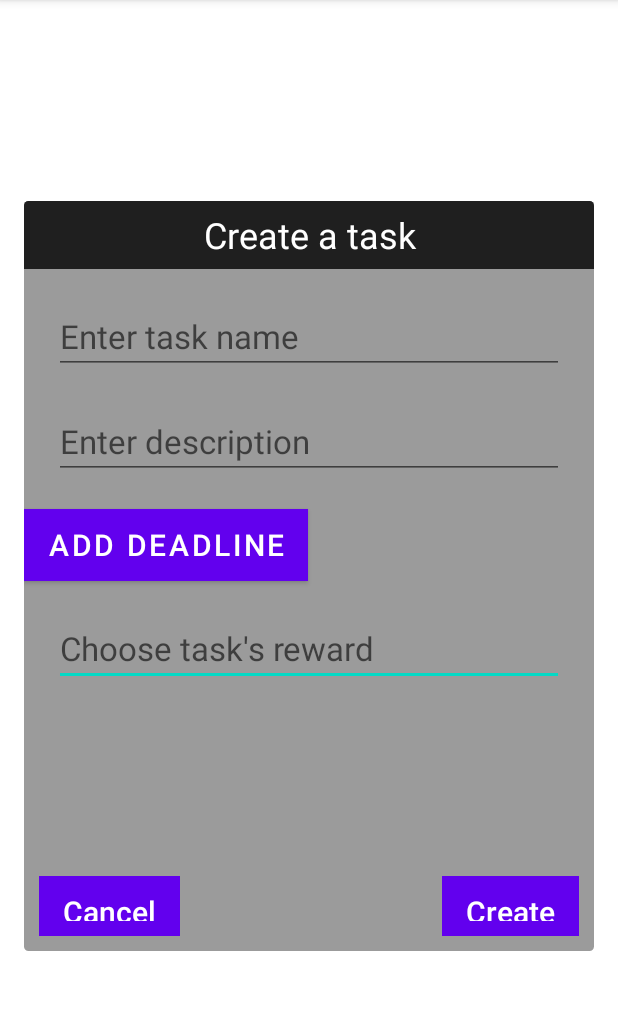
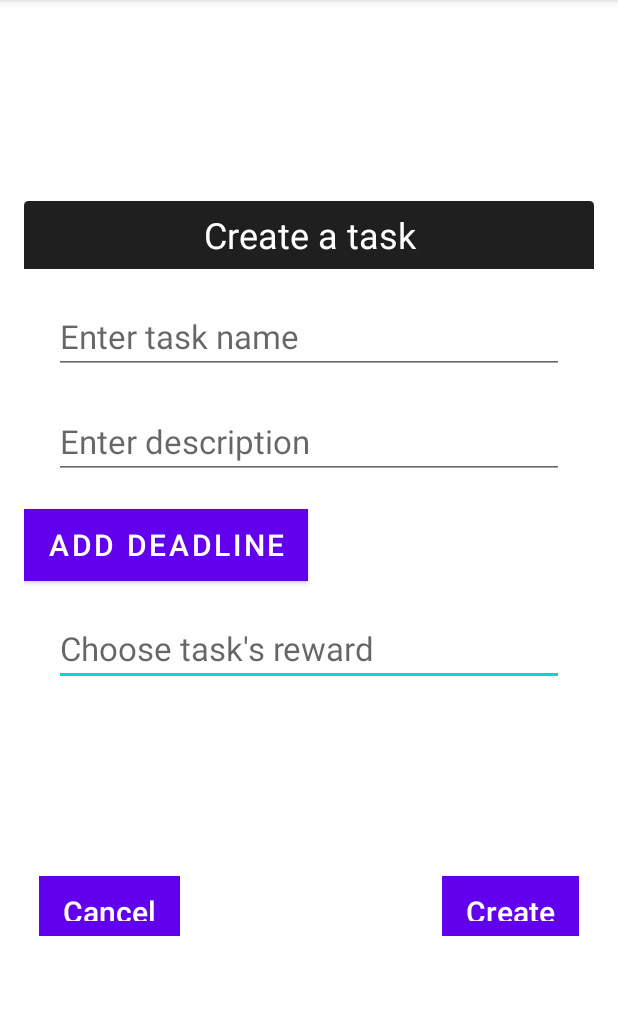
Before and after one commit to Oleh325/Boobees-BEST-test, an Android app: the CreateTaskActivity screen opened directly, with no data from a screen before it, on a phone screen of 412 x 824 dp, the part 84-1094 px from its top. Run offline under Robolectric (Android 15) with nearby library versions, the phone set to English and light mode, and no system bars.

Commit message:
refactored code

```diff
--- a/app/src/main/java/com/bbdevs/app/CreateTaskActivity.kt
+++ b/app/src/main/java/com/bbdevs/app/CreateTaskActivity.kt
@@ -11,7 +11,6 @@ import android.graphics.Color
 import android.os.Build
 import androidx.appcompat.app.AppCompatActivity
 import android.os.Bundle
-import android.view.View
 import android.view.animation.DecelerateInterpolator
 import android.widget.DatePicker
 import android.widget.TimePicker
@@ -20,10 +19,7 @@ import androidx.annotation.RequiresApi
 import androidx.core.graphics.ColorUtils
 import com.bbdevs.app.entity.Task
 import com.bbdevs.app.service.TaskService
-import com.bbdevs.app.service.UserInfoService
-import com.bbdevs.app.util.DateTimeUtil
 import kotlinx.android.synthetic.main.activity_create_task.*
-import kotlinx.android.synthetic.main.activity_main.*
 import java.time.LocalDate
 import java.time.LocalDateTime
 import java.time.LocalTime
@@ -39,13 +35,13 @@ class CreateTaskActivity : AppCompatActivity(), DatePickerDialog.OnDateSetListen
         setContentView(R.layout.activity_create_task)
         val db = CatAppDB(this, null)
         val taskService = TaskService(db)
-        setListeners(taskService, addTask, printTask)
+        setListeners(taskService)
         addDeadline.setOnClickListener {
             pickDate()
         }
         val alpha = 100 //between 0-255
         val alphaColor = ColorUtils.setAlphaComponent(Color.parseColor("#000000"), alpha)
-        val colorAnimation = ValueAnimator.ofObject(ArgbEvaluator(), Color.TRANSPARENT, alphaColor)
+        val colorAnimation = ValueAnimator.ofObject(ArgbEvaluator(), alphaColor, Color.TRANSPARENT)
         colorAnimation.duration = 500 // milliseconds
         colorAnimation.addUpdateListener { animator ->
             create_task_background_container.setBackgroundColor(animator.animatedValue as Int)
@@ -55,10 +51,7 @@ class CreateTaskActivity : AppCompatActivity(), DatePickerDialog.OnDateSetListen
         create_task_border.animate().alpha(1f).setDuration(500).setInterpolator(
             DecelerateInterpolator()
         ).start()
-        cancel_button.setOnClickListener(){
-            val alpha = 100 // between 0-255
-            val alphaColor = ColorUtils.setAlphaComponent(Color.parseColor("#000000"), alpha)
-            val colorAnimation = ValueAnimator.ofObject(ArgbEvaluator(), alphaColor, Color.TRANSPARENT)
+        cancel_button.setOnClickListener {
             colorAnimation.duration = 500 // milliseconds
             colorAnimation.addUpdateListener { animator ->
                 create_task_background_container.setBackgroundColor(
@@ -78,10 +71,7 @@ class CreateTaskActivity : AppCompatActivity(), DatePickerDialog.OnDateSetListen
             })
             colorAnimation.start()
         }
-        create_button.setOnClickListener(){
-            val alpha = 100 // between 0-255
-            val alphaColor = ColorUtils.setAlphaComponent(Color.parseColor("#000000"), alpha)
-            val colorAnimation = ValueAnimator.ofObject(ArgbEvaluator(), alphaColor, Color.TRANSPARENT)
+        create_button.setOnClickListener {
             colorAnimation.duration = 500 // milliseconds
             colorAnimation.addUpdateListener { animator ->
                 create_task_background_container.setBackgroundColor(
@@ -105,7 +95,7 @@ class CreateTaskActivity : AppCompatActivity(), DatePickerDialog.OnDateSetListen
     }
 
     @SuppressLint("Range")
-    private fun setListeners(taskService: TaskService, addTask: View, printTask: View) {
+    private fun setListeners(taskService: TaskService) {
         create_button.setOnClickListener {
             val name = enterName.text.toString()
             val description = enterDescription.text.toString()
```
